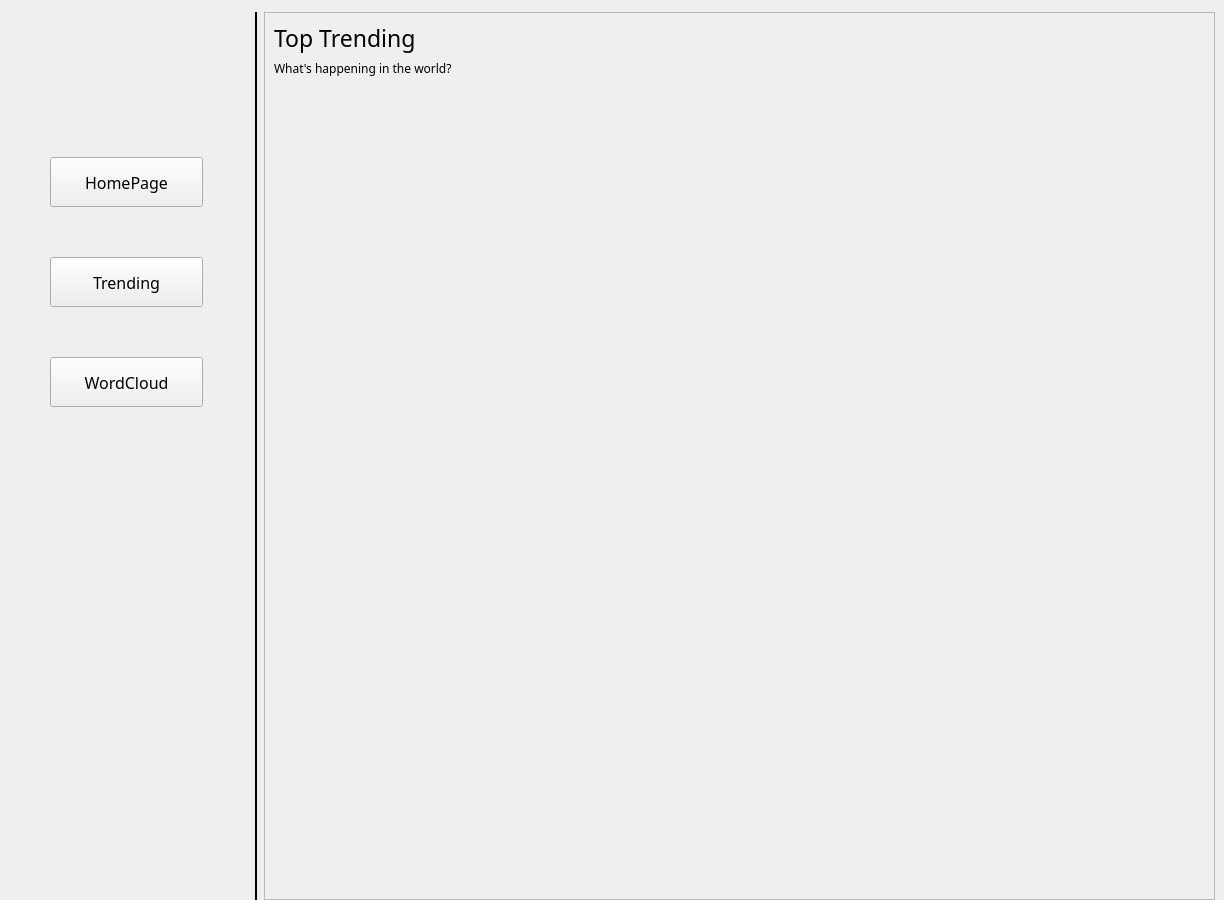
Before: the Qt Designer form window.ui in ZainLLL/TopTrending, drawn with Qt 5.
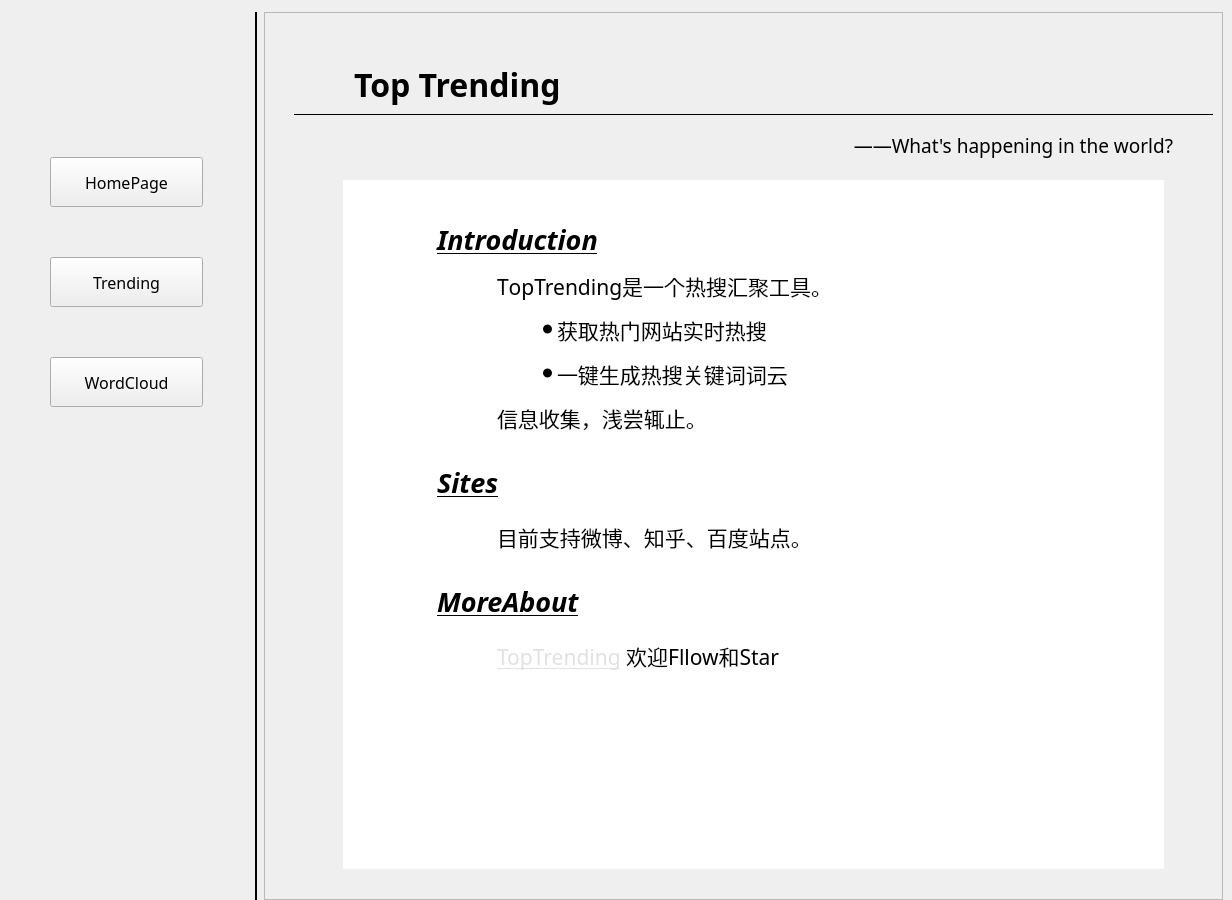
After: the same form once the commit is applied. The open tabs and pages were chosen to show the change. Icons and pictures are not drawn.

Diff of the .ui file:
```diff
--- a/window.ui
+++ b/window.ui
@@ -6,7 +6,7 @@
    <rect>
     <x>0</x>
     <y>0</y>
-    <width>1211</width>
+    <width>1232</width>
     <height>900</height>
    </rect>
   </property>
@@ -362,29 +362,178 @@
       </property>
       <widget class="QWidget" name="IntroPage">
        <layout class="QGridLayout" name="gridLayout">
-        <item row="2" column="0">
-         <spacer name="verticalSpacer_2">
+        <item row="2" column="1">
+         <widget class="Line" name="line_2">
+          <property name="frameShadow">
+           <enum>QFrame::Plain</enum>
+          </property>
           <property name="orientation">
-           <enum>Qt::Vertical</enum>
+           <enum>Qt::Horizontal</enum>
           </property>
-          <property name="sizeType">
-           <enum>QSizePolicy::MinimumExpanding</enum>
+         </widget>
+        </item>
+        <item row="3" column="1">
+         <widget class="QFrame" name="frame">
+          <property name="frameShape">
+           <enum>QFrame::NoFrame</enum>
           </property>
-          <property name="sizeHint" stdset="0">
-           <size>
-            <width>20</width>
-            <height>40</height>
-           </size>
+          <property name="frameShadow">
+           <enum>QFrame::Raised</enum>
           </property>
-         </spacer>
+          <property name="lineWidth">
+           <number>0</number>
+          </property>
+          <layout class="QHBoxLayout" name="horizontalLayout_4">
+           <property name="leftMargin">
+            <number>0</number>
+           </property>
+           <property name="topMargin">
+            <number>10</number>
+           </property>
+           <property name="rightMargin">
+            <number>0</number>
+           </property>
+           <property name="bottomMargin">
+            <number>0</number>
+           </property>
+           <item>
+            <widget class="QLabel" name="label_2">
+             <property name="font">
+              <font>
+               <pointsize>14</pointsize>
+              </font>
+             </property>
+             <property name="text">
+              <string>——What's happening in the world?</string>
+             </property>
+             <property name="alignment">
+              <set>Qt::AlignRight|Qt::AlignTrailing|Qt::AlignVCenter</set>
+             </property>
+            </widget>
+           </item>
+           <item>
+            <spacer name="horizontalSpacer_18">
+             <property name="orientation">
+              <enum>Qt::Horizontal</enum>
+             </property>
+             <property name="sizeType">
+              <enum>QSizePolicy::Fixed</enum>
+             </property>
+             <property name="sizeHint" stdset="0">
+              <size>
+               <width>40</width>
+               <height>20</height>
+              </size>
+             </property>
+            </spacer>
+           </item>
+          </layout>
+         </widget>
         </item>
-        <item row="0" column="0">
+        <item row="5" column="1">
+         <widget class="QFrame" name="frame_5">
+          <property name="frameShape">
+           <enum>QFrame::NoFrame</enum>
+          </property>
+          <property name="frameShadow">
+           <enum>QFrame::Raised</enum>
+          </property>
+          <property name="lineWidth">
+           <number>0</number>
+          </property>
+          <layout class="QHBoxLayout" name="horizontalLayout_9">
+           <item>
+            <spacer name="horizontalSpacer_19">
+             <property name="orientation">
+              <enum>Qt::Horizontal</enum>
+             </property>
+             <property name="sizeType">
+              <enum>QSizePolicy::Fixed</enum>
+             </property>
+             <property name="sizeHint" stdset="0">
+              <size>
+               <width>40</width>
+               <height>20</height>
+              </size>
+             </property>
+            </spacer>
+           </item>
+           <item>
+            <widget class="QTextBrowser" name="textBrowser">
+             <property name="frameShape">
+              <enum>QFrame::NoFrame</enum>
+             </property>
+             <property name="html">
+              <string>&lt;!DOCTYPE HTML PUBLIC &quot;-//W3C//DTD HTML 4.0//EN&quot; &quot;http://www.w3.org/TR/REC-html40/strict.dtd&quot;&gt;
+&lt;html&gt;&lt;head&gt;&lt;meta name=&quot;qrichtext&quot; content=&quot;1&quot; /&gt;&lt;title&gt;TopTrending&lt;/title&gt;&lt;style type=&quot;text/css&quot;&gt;
+p, li { white-space: pre-wrap; }
+&lt;/style&gt;&lt;/head&gt;&lt;body style=&quot; font-family:'等距更纱黑体 SC'; font-size:9pt; font-weight:400; font-style:normal;&quot;&gt;
+&lt;p style=&quot; margin-top:0px; margin-bottom:0px; margin-left:0px; margin-right:0px; -qt-block-indent:0; text-indent:0px;&quot;&gt; &lt;/p&gt;
+&lt;p style=&quot; margin-top:20px; margin-bottom:12px; margin-left:90px; margin-right:0px; -qt-block-indent:0; text-indent:0px;&quot;&gt;&lt;a name=&quot;3e761856-319c-45a2-98dc-7a898039c6bb&quot;&gt;&lt;/a&gt;&lt;span style=&quot; font-size:20pt; font-weight:600; font-style:italic; text-decoration: underline;&quot;&gt;I&lt;/span&gt;&lt;span style=&quot; font-size:20pt; font-weight:600; font-style:italic; text-decoration: underline;&quot;&gt;ntroduction&lt;/span&gt;&lt;/p&gt;
+&lt;p style=&quot; margin-top:12px; margin-bottom:12px; margin-left:150px; margin-right:0px; -qt-block-indent:0; text-indent:0px;&quot;&gt;&lt;a name=&quot;32caa4c3-b299-4531-af4c-3245d61ae3e1&quot;&gt;&lt;/a&gt;&lt;span style=&quot; font-size:16pt;&quot;&gt;T&lt;/span&gt;&lt;span style=&quot; font-size:16pt;&quot;&gt;opTrending是一个热搜汇聚工具。&lt;/span&gt;&lt;/p&gt;
+&lt;ul style=&quot;margin-top: 0px; margin-bottom: 0px; margin-left: 0px; margin-right: 0px; -qt-list-indent: 1;&quot;&gt;&lt;li style=&quot; font-size:16pt;&quot; style=&quot; margin-top:12px; margin-bottom:12px; margin-left:170px; margin-right:0px; -qt-block-indent:0; text-indent:0px;&quot;&gt;获取热门网站实时热搜&lt;/li&gt;&lt;/ul&gt;
+&lt;ul style=&quot;margin-top: 0px; margin-bottom: 0px; margin-left: 0px; margin-right: 0px; -qt-list-indent: 1;&quot;&gt;&lt;li style=&quot; font-size:16pt;&quot; style=&quot; margin-top:12px; margin-bottom:12px; margin-left:170px; margin-right:0px; -qt-block-indent:0; text-indent:0px;&quot;&gt;一键生成热搜关键词词云&lt;/li&gt;&lt;/ul&gt;
+&lt;p style=&quot; margin-top:12px; margin-bottom:12px; margin-left:150px; margin-right:0px; -qt-block-indent:0; text-indent:0px;&quot;&gt;&lt;a name=&quot;565d1f92-ddd9-498c-9f1b-d79935513fb1&quot;&gt;&lt;/a&gt;&lt;span style=&quot; font-size:16pt;&quot;&gt;信&lt;/span&gt;&lt;span style=&quot; font-size:16pt;&quot;&gt;息收集，浅尝辄止。&lt;/span&gt;&lt;/p&gt;
+&lt;p style=&quot; margin-top:30px; margin-bottom:20px; margin-left:90px; margin-right:0px; -qt-block-indent:0; text-indent:0px;&quot;&gt;&lt;a name=&quot;3e761856-319c-45a2-98dc-7a898039c6bb&quot;&gt;&lt;/a&gt;&lt;span style=&quot; font-size:20pt; font-weight:600; font-style:italic; text-decoration: underline;&quot;&gt;S&lt;/span&gt;&lt;span style=&quot; font-size:20pt; font-weight:600; font-style:italic; text-decoration: underline;&quot;&gt;ites&lt;/span&gt;&lt;/p&gt;
+&lt;p style=&quot; margin-top:0px; margin-bottom:0px; margin-left:150px; margin-right:0px; -qt-block-indent:0; text-indent:0px;&quot;&gt;&lt;span style=&quot; font-size:16pt;&quot;&gt;目前支持微博、知乎、百度站点。&lt;/span&gt;&lt;/p&gt;
+&lt;p style=&quot; margin-top:30px; margin-bottom:20px; margin-left:90px; margin-right:0px; -qt-block-indent:0; text-indent:0px;&quot;&gt;&lt;a name=&quot;3e761856-319c-45a2-98dc-7a898039c6bb&quot;&gt;&lt;/a&gt;&lt;span style=&quot; font-size:20pt; font-weight:600; font-style:italic; text-decoration: underline;&quot;&gt;M&lt;/span&gt;&lt;span style=&quot; font-size:20pt; font-weight:600; font-style:italic; text-decoration: underline;&quot;&gt;oreAbout&lt;/span&gt;&lt;/p&gt;
+&lt;p style=&quot; margin-top:0px; margin-bottom:0px; margin-left:150px; margin-right:0px; -qt-block-indent:0; text-indent:0px;&quot;&gt;&lt;img src=&quot;:/img/img/github.svg&quot; /&gt;&lt;a href=&quot;https://github.com/ZainLLL/TopTrending&quot;&gt;&lt;span style=&quot; font-size:16pt; text-decoration: underline; color:#e0e1e3;&quot;&gt;TopTrending&lt;/span&gt;&lt;/a&gt;&lt;span style=&quot; font-size:16pt;&quot;&gt; 欢迎Fllow和Star&lt;/span&gt;&lt;/p&gt;&lt;/body&gt;&lt;/html&gt;</string>
+             </property>
+             <property name="openExternalLinks">
+              <bool>true</bool>
+             </property>
+            </widget>
+           </item>
+           <item>
+            <spacer name="horizontalSpacer_20">
+             <property name="orientation">
+              <enum>Qt::Horizontal</enum>
+             </property>
+             <property name="sizeType">
+              <enum>QSizePolicy::Fixed</enum>
+             </property>
+             <property name="sizeHint" stdset="0">
+              <size>
+               <width>40</width>
+               <height>20</height>
+              </size>
+             </property>
+            </spacer>
+           </item>
+          </layout>
+         </widget>
+        </item>
+        <item row="1" column="1">
          <layout class="QHBoxLayout" name="horizontalLayout_3">
+          <item>
+           <spacer name="horizontalSpacer_17">
+            <property name="orientation">
+             <enum>Qt::Horizontal</enum>
+            </property>
+            <property name="sizeType">
+             <enum>QSizePolicy::Fixed</enum>
+            </property>
+            <property name="sizeHint" stdset="0">
+             <size>
+              <width>60</width>
+              <height>20</height>
+             </size>
+            </property>
+           </spacer>
+          </item>
           <item>
            <widget class="QLabel" name="label_3">
+            <property name="minimumSize">
+             <size>
+              <width>50</width>
+              <height>40</height>
+             </size>
+            </property>
             <property name="font">
              <font>
-              <pointsize>17</pointsize>
+              <pointsize>24</pointsize>
+              <weight>75</weight>
+              <bold>true</bold>
              </font>
             </property>
             <property name="text">
@@ -407,12 +556,37 @@
           </item>
          </layout>
         </item>
-        <item row="1" column="0">
-         <widget class="QLabel" name="label_2">
-          <property name="text">
-           <string>What's happening in the world?</string>
+        <item row="0" column="1">
+         <spacer name="verticalSpacer_8">
+          <property name="orientation">
+           <enum>Qt::Vertical</enum>
           </property>
-         </widget>
+          <property name="sizeType">
+           <enum>QSizePolicy::Fixed</enum>
+          </property>
+          <property name="sizeHint" stdset="0">
+           <size>
+            <width>20</width>
+            <height>40</height>
+           </size>
+          </property>
+         </spacer>
+        </item>
+        <item row="1" column="0" rowspan="7">
+         <spacer name="horizontalSpacer_16">
+          <property name="orientation">
+           <enum>Qt::Horizontal</enum>
+          </property>
+          <property name="sizeType">
+           <enum>QSizePolicy::Fixed</enum>
+          </property>
+          <property name="sizeHint" stdset="0">
+           <size>
+            <width>20</width>
+            <height>20</height>
+           </size>
+          </property>
+         </spacer>
         </item>
        </layout>
       </widget>
```
Left out of the diff: 300 changed lines with no effect on the pictures.
